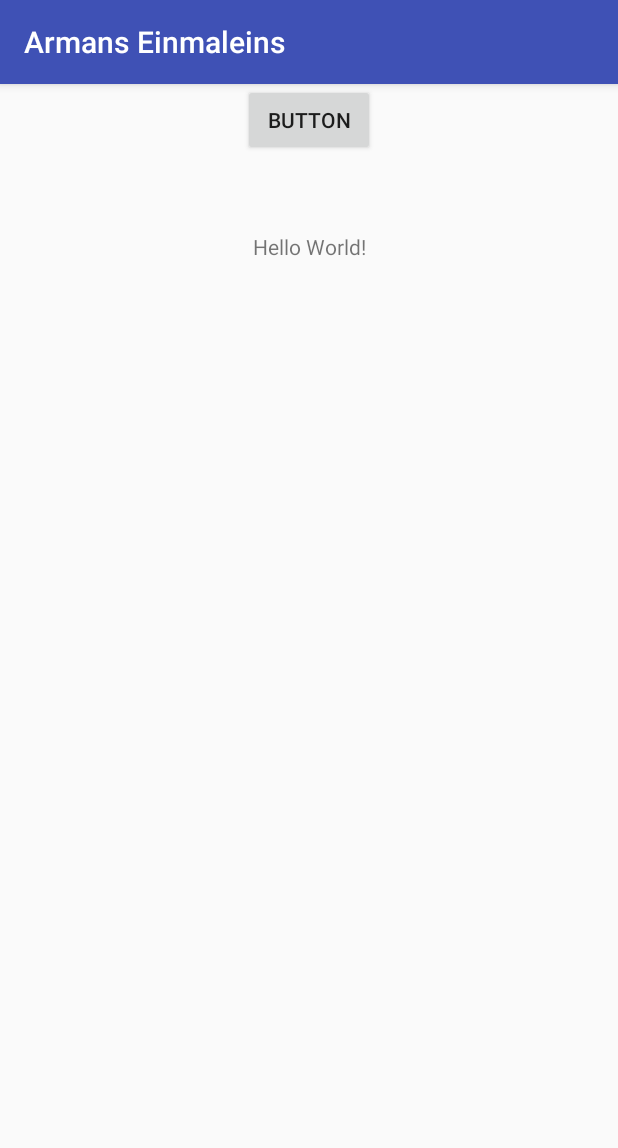
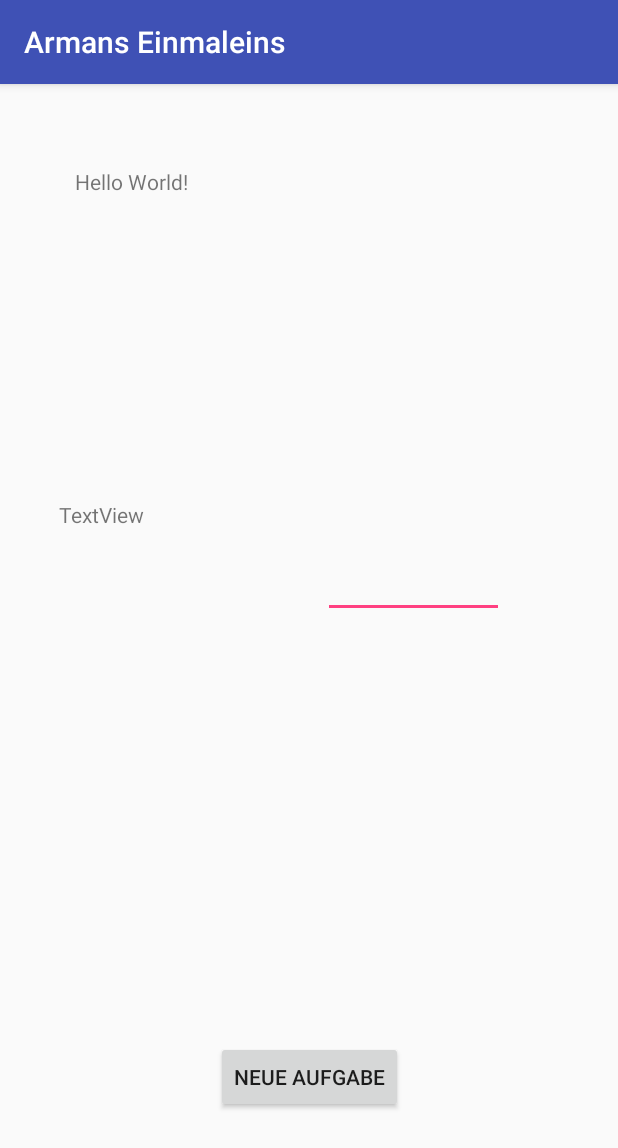
Before and after one commit to dneumann/einmaleins, an Android app: the screen it shows after launch (MainActivity), on a phone screen of 412 x 824 dp. Shown: the top 1148 px of the screen. Run offline under Robolectric (Android 15) with nearby library versions, the phone set to English and light mode, and no system bars.

Commit message:
Add some more view elements

```diff
--- a/app/src/main/java/dn/einmaleins/MainActivity.java
+++ b/app/src/main/java/dn/einmaleins/MainActivity.java
@@ -3,6 +3,7 @@ package dn.einmaleins;
 import android.support.v7.app.AppCompatActivity;
 import android.os.Bundle;
 import android.view.View;
+import android.widget.Button;
 import android.widget.TextView;
 
 public class MainActivity extends AppCompatActivity {
@@ -15,10 +16,29 @@ public class MainActivity extends AppCompatActivity {
         setContentView(R.layout.activity_main);
     }
 
-    public void bla(View view) {
+    public void generateExercise(View view) {
         calc.createNewExercise();
         String exerciseString = calc.getMultiExercise();
         TextView tv = findViewById(R.id.textView);
         tv.setText(exerciseString);
+
+        Button buttonToHide = findViewById(R.id.button);
+        Button buttonToShow = findViewById(R.id.button2);
+
+        buttonToHide.setVisibility(View.INVISIBLE);
+        buttonToShow.setVisibility(View.VISIBLE);
+    }
+
+    public void showAnswer(View view) {
+        String answerString = calc.getMultiAnswer() + " " + calc.getHint();
+        TextView tv = findViewById(R.id.textView2);
+        tv.setText(answerString);
+
+        Button buttonToHide = findViewById(R.id.button2);
+        Button buttonToShow = findViewById(R.id.button);
+
+        buttonToHide.setVisibility(View.INVISIBLE);
+        buttonToShow.setVisibility(View.VISIBLE);
+
     }
 }
--- a/app/src/main/res/layout/activity_main.xml
+++ b/app/src/main/res/layout/activity_main.xml
@@ -8,25 +8,74 @@
 
     <TextView
         android:id="@+id/textView"
-        android:layout_width="wrap_content"
-        android:layout_height="wrap_content"
+        android:layout_width="0dp"
+        android:layout_height="0dp"
+        android:layout_marginBottom="46dp"
+        android:layout_marginEnd="44dp"
+        android:layout_marginStart="50dp"
+        android:layout_marginTop="55dp"
         android:text="Hello World!"
-        app:layout_constraintBottom_toBottomOf="parent"
+        app:layout_constraintBottom_toTopOf="@+id/textView2"
         app:layout_constraintEnd_toEndOf="parent"
-        app:layout_constraintLeft_toLeftOf="parent"
-        app:layout_constraintRight_toRightOf="parent"
+        app:layout_constraintEnd_toStartOf="@+id/editText"
+        app:layout_constraintHorizontal_bias="0.207"
         app:layout_constraintStart_toStartOf="parent"
         app:layout_constraintTop_toTopOf="parent"
-        app:layout_constraintVertical_bias="0.132" />
+        app:layout_constraintVertical_bias="0.117" />
 
     <Button
         android:id="@+id/button"
         android:layout_width="wrap_content"
         android:layout_height="wrap_content"
-        android:onClick="bla"
-        android:text="Button"
+        android:layout_marginBottom="82dp"
+        android:onClick="generateExercise"
+        android:text="Neue Aufgabe"
+        android:visibility="visible"
+        app:layout_constraintBottom_toBottomOf="parent"
+        app:layout_constraintEnd_toEndOf="parent"
+        app:layout_constraintHorizontal_bias="0.501"
+        app:layout_constraintStart_toStartOf="parent"
+        app:layout_constraintTop_toBottomOf="@+id/editText" />
+
+    <EditText
+        android:id="@+id/editText"
+        android:layout_width="0dp"
+        android:layout_height="0dp"
+        android:layout_marginBottom="282dp"
+        android:layout_marginEnd="76dp"
+        android:layout_marginTop="55dp"
+        android:ems="10"
+        android:inputType="number"
+        app:layout_constraintBottom_toTopOf="@+id/button"
+        app:layout_constraintEnd_toEndOf="parent"
+        app:layout_constraintStart_toEndOf="@+id/textView"
+        app:layout_constraintTop_toTopOf="parent" />
+
+    <Button
+        android:id="@+id/button2"
+        android:layout_width="wrap_content"
+        android:layout_height="wrap_content"
+        android:layout_marginBottom="82dp"
+        android:onClick="showAnswer"
+        android:text="Antwort"
+        android:visibility="invisible"
+        app:layout_constraintBottom_toBottomOf="parent"
         app:layout_constraintEnd_toEndOf="parent"
         app:layout_constraintStart_toStartOf="parent"
-        tools:layout_editor_absoluteY="406dp" />
+        app:layout_constraintTop_toBottomOf="@+id/textView"
+        app:layout_constraintVertical_bias="1.0" />
+
+    <TextView
+        android:id="@+id/textView2"
+        android:layout_width="0dp"
+        android:layout_height="0dp"
+        android:layout_marginBottom="315dp"
+        android:layout_marginEnd="39dp"
+        android:layout_marginStart="39dp"
+        android:text="TextView"
+        app:layout_constraintBottom_toBottomOf="parent"
+        app:layout_constraintEnd_toEndOf="parent"
+        app:layout_constraintStart_toStartOf="parent"
+        app:layout_constraintTop_toBottomOf="@+id/textView" />
 
 </android.support.constraint.ConstraintLayout>
```
